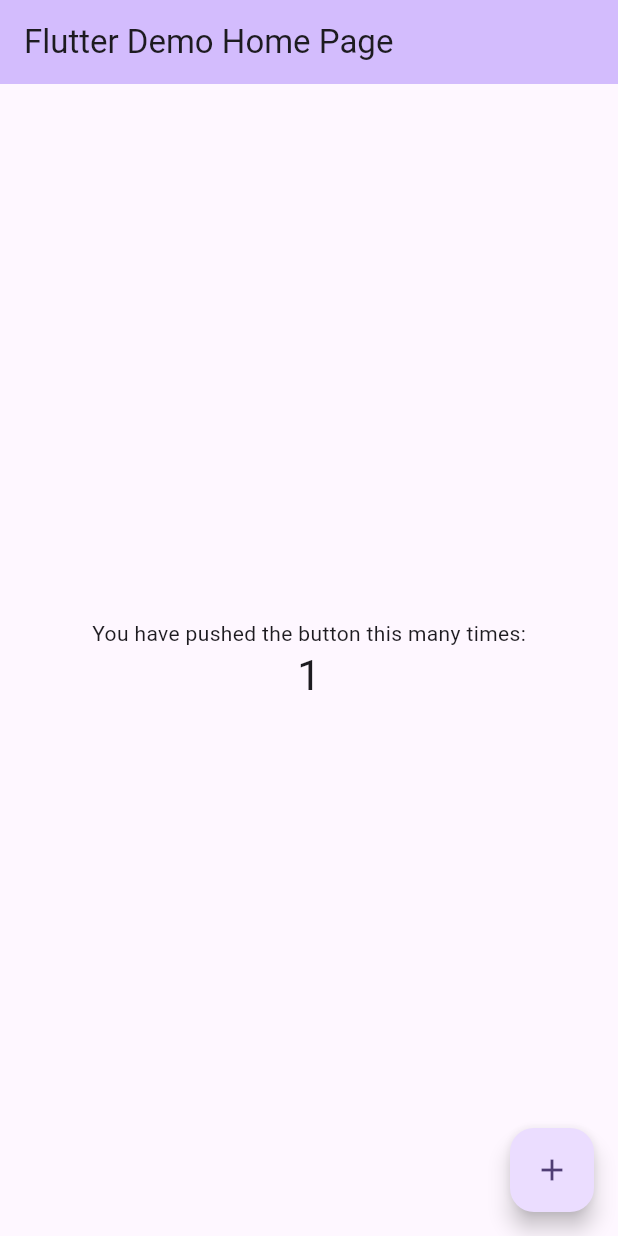
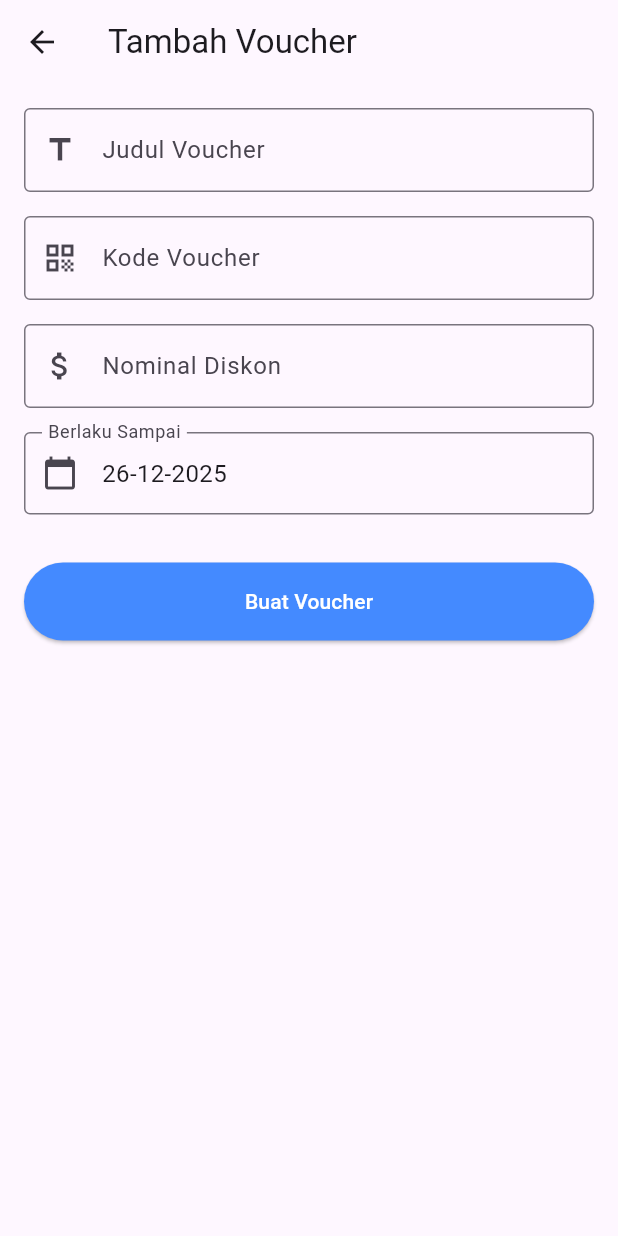
Before and after one commit to Murashi05/dppb_flowries, a Flutter app: the screen it shows after launch, after a tap on the "add" icon, on a phone screen of 412 x 824 dp. Run offline on Flutter 3.47's test engine with Material 3 defaults, Android fonts, the phone set to English and light mode, and no system bars.

Commit message:
halaman voucher dah beres

```diff
--- /dev/null
+++ b/lib/home_page.dart
@@ -0,0 +1,116 @@
+// home_page.dart
+
+import 'package:flutter/material.dart';
+import 'voucher_model.dart';
+import 'view_voucher_page.dart';
+import 'kelola_voucher_page.dart';
+
+class HomePage extends StatefulWidget {
+  const HomePage({super.key});
+
+  @override
+  State<HomePage> createState() => _HomePageState();
+}
+
+class _HomePageState extends State<HomePage> {
+  // Dummy Data Awal
+  List<Voucher> vouchers = [
+    Voucher(
+      id: '1',
+      title: 'Diskon Tahun Baru',
+      code: 'NEWYEAR24',
+      discountAmount: 50000,
+      validUntil: DateTime(2024, 1, 1),
+    ),
+    Voucher(
+      id: '2',
+      title: 'Gratis Ongkir',
+      code: 'FREESHIP',
+      discountAmount: 15000,
+      validUntil: DateTime(2024, 2, 14),
+    ),
+  ];
+
+  // Navigasi ke halaman Tambah
+  void _navigateToAdd() async {
+    final result = await Navigator.push(
+      context,
+      MaterialPageRoute(builder: (context) => const KelolaVoucherPage()),
+    );
+
+    if (result != null && result is Voucher) {
+      setState(() {
+        vouchers.add(result);
+      });
+      ScaffoldMessenger.of(context).showSnackBar(
+        const SnackBar(content: Text('Voucher berhasil ditambahkan!')),
+      );
+    }
+  }
+
+  // Navigasi ke halaman Detail
+  void _navigateToDetail(Voucher voucher) async {
+    // Kita menunggu result barangkali user melakukan edit di dalam halaman detail
+    final result = await Navigator.push(
+      context,
+      MaterialPageRoute(
+        builder: (context) => ViewVoucherPage(voucher: voucher),
+      ),
+    );
+
+    if (result != null && result is Voucher) {
+      // Update data di list jika ada perubahan (Edit)
+      final index = vouchers.indexWhere((element) => element.id == result.id);
+      if (index != -1) {
+        setState(() {
+          vouchers[index] = result;
+        });
+      }
+    }
+  }
+
+  @override
+  Widget build(BuildContext context) {
+    return Scaffold(
+      appBar: AppBar(
+        title: const Text('Daftar Voucher'),
+        backgroundColor: Colors.blueAccent,
+        foregroundColor: Colors.white,
+      ),
+      body: vouchers.isEmpty
+          ? const Center(child: Text("Belum ada voucher"))
+          : ListView.builder(
+              itemCount: vouchers.length,
+              padding: const EdgeInsets.all(16),
+              itemBuilder: (context, index) {
+                final item = vouchers[index];
+                return Card(
+                  margin: const EdgeInsets.only(bottom: 12),
+                  elevation: 3,
+                  child: ListTile(
+                    leading: const CircleAvatar(
+                      backgroundColor: Colors.blueAccent,
+                      child: Icon(
+                        Icons.confirmation_number,
+                        color: Colors.white,
+                      ),
+                    ),
+                    title: Text(
+                      item.title,
+                      style: const TextStyle(fontWeight: FontWeight.bold),
+                    ),
+                    subtitle: Text('Code: ${item.code}'),
+                    trailing: const Icon(Icons.arrow_forward_ios, size: 16),
+                    onTap: () => _navigateToDetail(item),
+                  ),
+                );
+              },
+            ),
+      floatingActionButton: FloatingActionButton(
+        onPressed: _navigateToAdd,
+        backgroundColor: Colors.blueAccent,
+        child: const Icon(Icons.add, color: Colors.white),
+      ),
+    );
+  }
+}
--- /dev/null
+++ b/lib/kelola_voucher_page.dart
@@ -0,0 +1,171 @@
+// kelola_voucher_page.dart
+
+import 'package:flutter/material.dart';
+import 'voucher_model.dart';
+
+class KelolaVoucherPage extends StatefulWidget {
+  final Voucher? voucher; // Jika null = Mode Tambah, Jika ada = Mode Edit
+
+  const KelolaVoucherPage({super.key, this.voucher});
+
+  @override
+  State<KelolaVoucherPage> createState() => _KelolaVoucherPageState();
+}
+
+class _KelolaVoucherPageState extends State<KelolaVoucherPage> {
+  final _formKey = GlobalKey<FormState>();
+
+  // Controllers
+  late TextEditingController _titleController;
+  late TextEditingController _codeController;
+  late TextEditingController _amountController;
+  DateTime _selectedDate = DateTime.now().add(const Duration(days: 30));
+
+  @override
+  void initState() {
+    super.initState();
+    // Inisialisasi controller berdasarkan mode
+    if (widget.voucher != null) {
+      // Mode Edit
+      _titleController = TextEditingController(text: widget.voucher!.title);
+      _codeController = TextEditingController(text: widget.voucher!.code);
+      _amountController = TextEditingController(
+        text: widget.voucher!.discountAmount.toStringAsFixed(0),
+      );
+      _selectedDate = widget.voucher!.validUntil;
+    } else {
+      // Mode Tambah
+      _titleController = TextEditingController();
+      _codeController = TextEditingController();
+      _amountController = TextEditingController();
+    }
+  }
+
+  @override
+  void dispose() {
+    _titleController.dispose();
+    _codeController.dispose();
+    _amountController.dispose();
+    super.dispose();
+  }
+
+  void _saveVoucher() {
+    if (_formKey.currentState!.validate()) {
+      // Simulasi ID sederhana
+      final String id =
+          widget.voucher?.id ??
+          DateTime.now().millisecondsSinceEpoch.toString();
+
+      final newVoucher = Voucher(
+        id: id,
+        title: _titleController.text,
+        code: _codeController.text,
+        discountAmount: double.tryParse(_amountController.text) ?? 0,
+        validUntil: _selectedDate,
+      );
+
+      // Print ke console sesuai request
+      print("Menyimpan Voucher: ${newVoucher.title} (${newVoucher.code})");
+
+      // Kembali ke halaman sebelumnya membawa data
+      Navigator.pop(context, newVoucher);
+    }
+  }
+
+  Future<void> _pickDate() async {
+    final DateTime? picked = await showDatePicker(
+      context: context,
+      initialDate: _selectedDate,
+      firstDate: DateTime.now(),
+      lastDate: DateTime(2030),
+    );
+    if (picked != null && picked != _selectedDate) {
+      setState(() {
+        _selectedDate = picked;
+      });
+    }
+  }
+
+  @override
+  Widget build(BuildContext context) {
+    final isEditMode = widget.voucher != null;
+
+    return Scaffold(
+      appBar: AppBar(
+        title: Text(isEditMode ? "Edit Voucher" : "Tambah Voucher"),
+      ),
+      body: SingleChildScrollView(
+        padding: const EdgeInsets.all(16.0),
+        child: Form(
+          key: _formKey,
+          child: Column(
+            children: [
+              TextFormField(
+                controller: _titleController,
+                decoration: const InputDecoration(
+                  labelText: "Judul Voucher",
+                  border: OutlineInputBorder(),
+                  prefixIcon: Icon(Icons.title),
+                ),
+                validator: (value) =>
+                    value!.isEmpty ? "Judul tidak boleh kosong" : null,
+              ),
+              const SizedBox(height: 16),
+              TextFormField(
+                controller: _codeController,
+                decoration: const InputDecoration(
+                  labelText: "Kode Voucher",
+                  border: OutlineInputBorder(),
+                  prefixIcon: Icon(Icons.qr_code),
+                ),
+                validator: (value) =>
+                    value!.isEmpty ? "Kode tidak boleh kosong" : null,
+              ),
+              const SizedBox(height: 16),
+              TextFormField(
+                controller: _amountController,
+                keyboardType: TextInputType.number,
+                decoration: const InputDecoration(
+                  labelText: "Nominal Diskon",
+                  border: OutlineInputBorder(),
+                  prefixIcon: Icon(Icons.attach_money),
+                ),
+                validator: (value) =>
+                    value!.isEmpty ? "Nominal harus diisi" : null,
+              ),
+              const SizedBox(height: 16),
+              // Custom Date Picker Field
+              InkWell(
+                onTap: _pickDate,
+                child: InputDecorator(
+                  decoration: const InputDecoration(
+                    labelText: "Berlaku Sampai",
+                    border: OutlineInputBorder(),
+                    prefixIcon: Icon(Icons.calendar_today),
+                  ),
+                  child: Text(
+                    "${_selectedDate.day}-${_selectedDate.month}-${_selectedDate.year}",
+                    style: const TextStyle(fontSize: 16),
+                  ),
+                ),
+              ),
+              const SizedBox(height: 32),
+              SizedBox(
+                width: double.infinity,
+                child: ElevatedButton(
+                  onPressed: _saveVoucher,
+                  style: ElevatedButton.styleFrom(
+                    backgroundColor: Colors.blueAccent,
+                    foregroundColor: Colors.white,
+                    padding: const EdgeInsets.symmetric(vertical: 16),
+                  ),
+                  child: Text(isEditMode ? "Simpan Perubahan" : "Buat Voucher"),
+                ),
+              ),
+            ],
+          ),
+        ),
+      ),
+    );
+  }
+}
--- a/lib/main.dart
+++ b/lib/main.dart
@@ -1,4 +1,7 @@
+// main.dart
+
 import 'package:flutter/material.dart';
+import 'home_page.dart';
 
 void main() {
   runApp(const MyApp());
@@ -7,116 +10,13 @@ void main() {
 class MyApp extends StatelessWidget {
   const MyApp({super.key});
 
-  // This widget is the root of your application.
   @override
   Widget build(BuildContext context) {
     return MaterialApp(
-      title: 'Flutter Demo',
-      theme: ThemeData(
-        // This is the theme of your application.
-        //
-        // TRY THIS: Try running your application with "flutter run". You'll see
-        // the application has a purple toolbar. Then, without quitting the app,
-        // try changing the seedColor in the colorScheme below to Colors.green
-        // and then invoke "hot reload" (save your changes or press the "hot
-        // reload" button in a Flutter-supported IDE, or press "r" if you used
-        // the command line to start the app).
-        //
-        // Notice that the counter didn't reset back to zero; the application
-        // state is not lost during the reload. To reset the state, use hot
-        // restart instead.
-        //
-        // This works for code too, not just values: Most code changes can be
-        // tested with just a hot reload.
-        colorScheme: ColorScheme.fromSeed(seedColor: Colors.deepPurple),
-      ),
-      home: const MyHomePage(title: 'Flutter Demo Home Page'),
+      title: 'Voucher Manager',
+      theme: ThemeData(primarySwatch: Colors.blue, useMaterial3: true),
+      home: const HomePage(),
+      debugShowCheckedModeBanner: false,
     );
   }
 }
-
-class MyHomePage extends StatefulWidget {
-  const MyHomePage({super.key, required this.title});
-
-  // This widget is the home page of your application. It is stateful, meaning
-  // that it has a State object (defined below) that contains fields that affect
-  // how it looks.
-
-  // This class is the configuration for the state. It holds the values (in this
-  // case the title) provided by the parent (in this case the App widget) and
-  // used by the build method of the State. Fields in a Widget subclass are
-  // always marked "final".
-
-  final String title;
-
-  @override
-  State<MyHomePage> createState() => _MyHomePageState();
-}
-
-class _MyHomePageState extends State<MyHomePage> {
-  int _counter = 0;
-
-  void _incrementCounter() {
-    setState(() {
-      // This call to setState tells the Flutter framework that something has
-      // changed in this State, which causes it to rerun the build method below
-      // so that the display can reflect the updated values. If we changed
-      // _counter without calling setState(), then the build method would not be
-      // called again, and so nothing would appear to happen.
-      _counter++;
-    });
-  }
-
-  @override
-  Widget build(BuildContext context) {
-    // This method is rerun every time setState is called, for instance as done
-    // by the _incrementCounter method above.
-    //
-    // The Flutter framework has been optimized to make rerunning build methods
-    // fast, so that you can just rebuild anything that needs updating rather
-    // than having to individually change instances of widgets.
-    return Scaffold(
-      appBar: AppBar(
-        // TRY THIS: Try changing the color here to a specific color (to
-        // Colors.amber, perhaps?) and trigger a hot reload to see the AppBar
-        // change color while the other colors stay the same.
-        backgroundColor: Theme.of(context).colorScheme.inversePrimary,
-        // Here we take the value from the MyHomePage object that was created by
-        // the App.build method, and use it to set our appbar title.
-        title: Text(widget.title),
-      ),
-      body: Center(
-        // Center is a layout widget. It takes a single child and positions it
-        // in the middle of the parent.
-        child: Column(
-          // Column is also a layout widget. It takes a list of children and
-          // arranges them vertically. By default, it sizes itself to fit its
-          // children horizontally, and tries to be as tall as its parent.
-          //
-          // Column has various properties to control how it sizes itself and
-          // how it positions its children. Here we use mainAxisAlignment to
-          // center the children vertically; the main axis here is the vertical
-          // axis because Columns are vertical (the cross axis would be
-          // horizontal).
-          //
-          // TRY THIS: Invoke "debug painting" (choose the "Toggle Debug Paint"
-          // action in the IDE, or press "p" in the console), to see the
-          // wireframe for each widget.
-          mainAxisAlignment: MainAxisAlignment.center,
-          children: <Widget>[
-            const Text('You have pushed the button this many times:'),
-            Text(
-              '$_counter',
-              style: Theme.of(context).textTheme.headlineMedium,
-            ),
-          ],
-        ),
-      ),
-      floatingActionButton: FloatingActionButton(
-        onPressed: _incrementCounter,
-        tooltip: 'Increment',
-        child: const Icon(Icons.add),
-      ), // This trailing comma makes auto-formatting nicer for build methods.
-    );
-  }
-}
--- /dev/null
+++ b/lib/voucher_model.dart
@@ -0,0 +1,22 @@
+// voucher_model.dart
+
+class Voucher {
+  final String id;
+  final String title;
+  final String code;
+  final double discountAmount;
+  final DateTime validUntil;
+
+  Voucher({
+    required this.id,
+    required this.title,
+    required this.code,
+    required this.discountAmount,
+    required this.validUntil,
+  });
+
+  // Helper untuk format tanggal sederhana
+  String get formattedDate {
+    return "${validUntil.day}-${validUntil.month}-${validUntil.year}";
+  }
+}
```
Also changed, not shown: lib/view_voucher_page.dart (added, +124 -0 lines).
